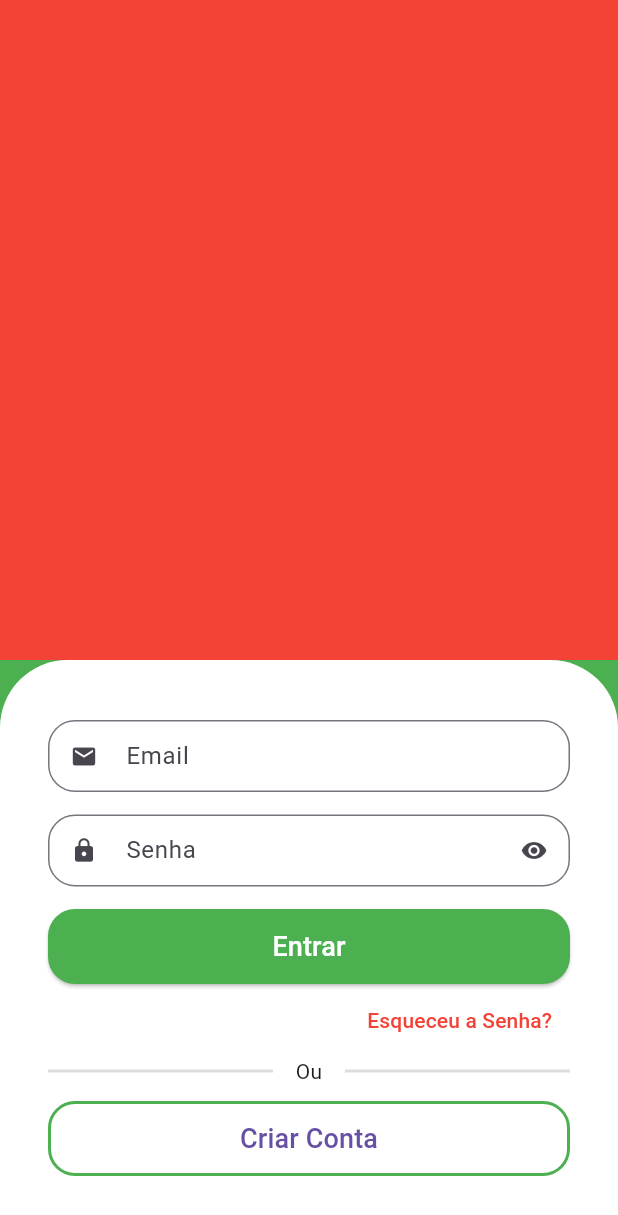
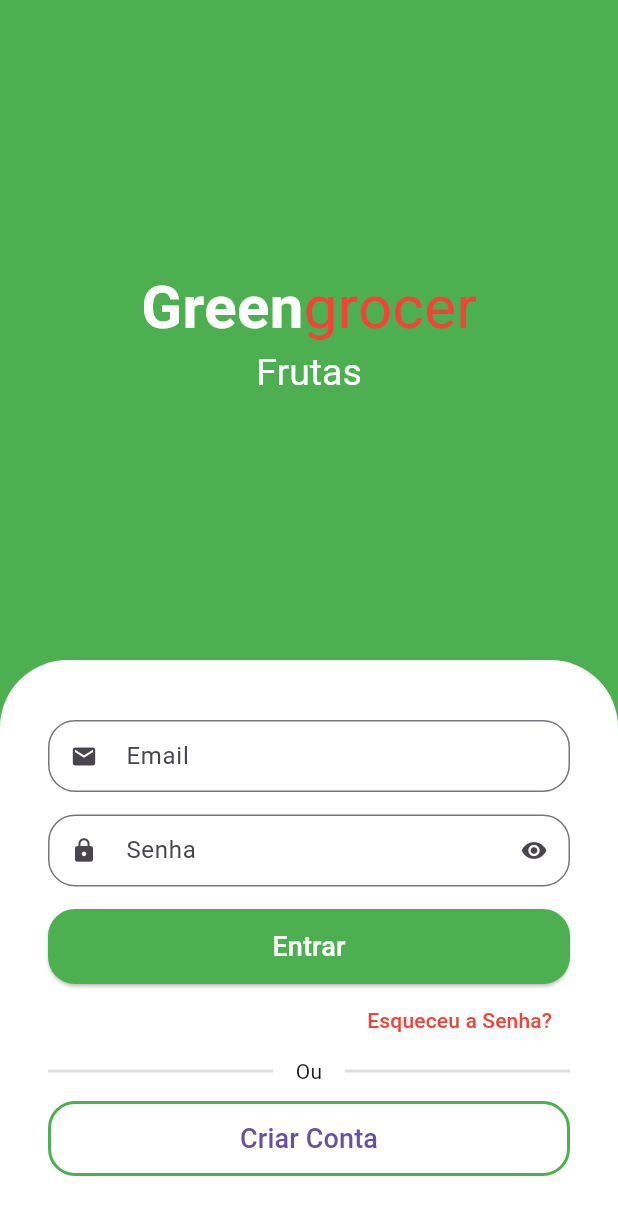
Before and after one commit to lamecksilva/greengrocer, a Flutter app: the screen it shows after launch, on a phone screen of 412 x 824 dp. Shown: the top 1215 px of the screen. Run offline on Flutter 3.47's test engine with Material 3 defaults, Android fonts, the phone set to English and light mode, and no system bars; drawn by our look-alikes of animated_text_kit.

Commit message:
feat(-login): Add Animated text with categories and app name

```diff
--- a/lib/src/auth/sign_in_screen.dart
+++ b/lib/src/auth/sign_in_screen.dart
@@ -1,3 +1,4 @@
+import 'package:animated_text_kit/animated_text_kit.dart';
 import 'package:flutter/material.dart';
 import 'package:greengrocer/src/auth/components/custom_text_field.dart';
 
@@ -11,10 +12,59 @@ class SignInScreen extends StatelessWidget {
       body: Column(
         children: [
           Expanded(
-            child: Container(
-              color: Colors.red,
+            child: Column(
+              mainAxisAlignment: MainAxisAlignment.center,
+              children: [
+                // App Name
+                const Text.rich(
+                  TextSpan(
+                    style: TextStyle(
+                      fontSize: 40,
+                    ),
+                    children: [
+                      TextSpan(
+                        text: 'Green',
+                        style: TextStyle(
+                          color: Colors.white,
+                          fontWeight: FontWeight.bold,
+                        ),
+                      ),
+                      TextSpan(
+                        text: 'grocer',
+                        style: TextStyle(
+                          color: Colors.red,
+                        ),
+                      )
+                    ],
+                  ),
+                ),
+
+                // Categories
+                SizedBox(
+                  height: 30,
+                  child: DefaultTextStyle(
+                    style: const TextStyle(
+                      fontSize: 25,
+                    ),
+                    child: AnimatedTextKit(
+                      pause: Duration.zero,
+                      animatedTexts: [
+                        FadeAnimatedText('Frutas'),
+                        FadeAnimatedText('Verduras'),
+                        FadeAnimatedText('Legumes'),
+                        FadeAnimatedText('Carnes'),
+                        FadeAnimatedText('Cereais'),
+                        FadeAnimatedText('Laticíneos'),
+                      ],
+                      repeatForever: true,
+                    ),
+                  ),
+                )
+              ],
             ),
           ),
+
+          // Login Form
           Container(
             padding: const EdgeInsets.symmetric(
               horizontal: 32,
--- a/pubspec.yaml
+++ b/pubspec.yaml
@@ -30,7 +30,7 @@ environment:
 dependencies:
   flutter:
     sdk: flutter
-
+  animated_text_kit: ^4.2.2
 
   # The following adds the Cupertino Icons font to your application.
   # Use with the CupertinoIcons class for iOS style icons.
```
Also changed, not shown: pubspec.lock.
